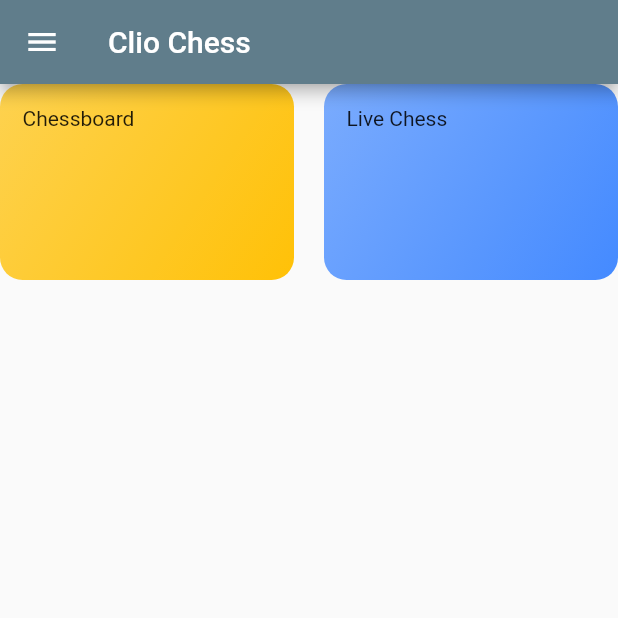
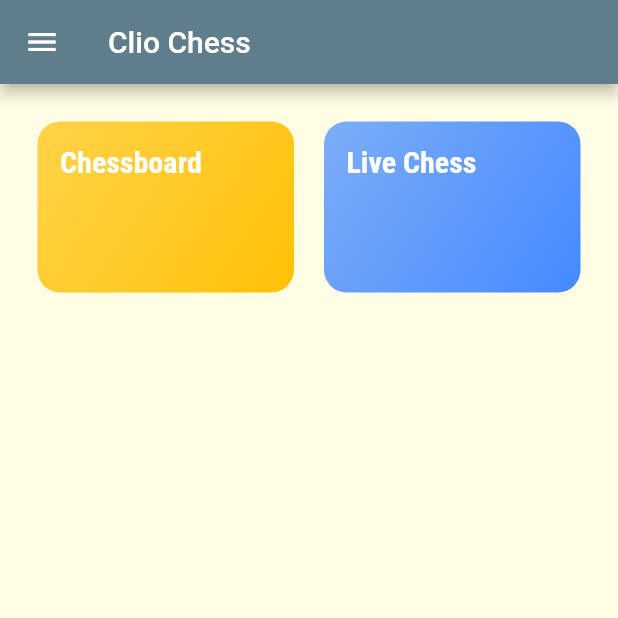
Before and after one commit to simsim2030/clio_chess_Amp_v1, a Flutter app: the screen it shows after launch, on a phone screen of 412 x 824 dp, the top half of it. Run offline on Flutter 3.47's test engine with Material 2 defaults, Android fonts, the phone set to English and light mode, and no system bars; our stand-ins replace flutter_blue; missing offline and left inert: chess, flutter_stateless_chessboard; Roboto replaces fonts that are missing (Raleway-Bold).

Commit message:
Routing in Progress

```diff
--- a/lib/homepage_model/homepage_category_item.dart
+++ b/lib/homepage_model/homepage_category_item.dart
@@ -1,26 +1,46 @@
 import 'package:flutter/material.dart';
+import '../pages/ble_search_page.dart';
 
 class HomeCategoryItem extends StatelessWidget {
+  final String id;
   final String title;
   final Color color;
 
-  HomeCategoryItem(this.title, this.color);
+  HomeCategoryItem(this.id, this.title, this.color);
+
+  void selectCategory(BuildContext ctx) {
+    Navigator.of(ctx).push(
+      MaterialPageRoute(
+        builder: (_) {
+          return FlutterBlueApp();
+        },
+      ),
+    );
+  }
 
   @override
   Widget build(BuildContext context) {
-    return Container(
+    return InkWell(
+      onTap: () => selectCategory(context),
+      splashColor: Theme.of(context).primaryColor,
+      borderRadius: BorderRadius.circular(15),
+      child: Container(
         padding: const EdgeInsets.all(15),
-      child: Text(title),
+        child: Text(
+          title,
+          style: Theme.of(context).textTheme.title,
+        ),
         decoration: BoxDecoration(
           gradient: LinearGradient(
-          colors: [color.withOpacity(0.7),
+            colors: [
+              color.withOpacity(0.7),
               color,
             ],
             begin: Alignment.topLeft,
             end: Alignment.bottomRight,
           ),
           borderRadius: BorderRadius.circular(15),
-
+        ),
       ),
     );
   }
--- a/lib/main.dart
+++ b/lib/main.dart
@@ -12,6 +12,17 @@ class MyApp extends StatelessWidget {
       title: 'Clio Chess',
       theme: ThemeData(
         primarySwatch: Colors.blueGrey,
+        accentColor: Colors.white,
+        canvasColor: Color.fromRGBO(255, 254, 229, 1),
+        fontFamily: 'Raleway-Bold',
+        textTheme: ThemeData.light().textTheme.copyWith(
+            body1: TextStyle(color: Color.fromRGBO(20, 51, 51, 1)),
+            body2: TextStyle(color: Color.fromRGBO(20, 51, 51, 1)),
+            title: TextStyle(
+                fontSize: 20,
+                fontFamily: 'RobotoCondensed',
+                fontWeight: FontWeight.bold,
+                color: Colors.white)),
       ),
       home: MainScreen(),
     );
--- a/lib/pages/ble_search_page.dart
+++ b/lib/pages/ble_search_page.dart
@@ -5,7 +5,6 @@ import 'package:flutter/material.dart';
 import 'live_chessboard_page.dart';
 import '../widgets.dart';
 import 'package:flutter_blue/flutter_blue.dart';
-
 
 class FlutterBlueApp extends StatelessWidget {
   @override
--- a/lib/pages/home_page.dart
+++ b/lib/pages/home_page.dart
@@ -22,6 +22,7 @@ class MainScreen extends StatelessWidget {
         title: const Text("Clio Chess"),
       ),
       body: GridView(
+        padding: const EdgeInsets.all(25),
         gridDelegate: SliverGridDelegateWithMaxCrossAxisExtent(
           maxCrossAxisExtent: 200,
           childAspectRatio: 3 / 2,
@@ -30,6 +31,7 @@ class MainScreen extends StatelessWidget {
         ),
         children: HOMEPAGE_CATEGORIES
             .map((catData) => HomeCategoryItem(
+                  catData.id,
                   catData.title,
                   catData.color,
                 ))
```
Also changed, not shown: pubspec.yaml (+17 -6 lines), assets/fonts/Raleway-Black.ttf (added), assets/fonts/Raleway-Bold.ttf (added), assets/fonts/Raleway-Regular.ttf (added), assets/fonts/RobotoCondensed-Bold.ttf (added), assets/fonts/RobotoCondensed-Italic.ttf (added), assets/fonts/RobotoCondensed-Light.ttf (added), assets/fonts/RobotoCondensed-Regular.ttf (added), 1 other file. Lines whose indentation alone changed are shown as unchanged.
